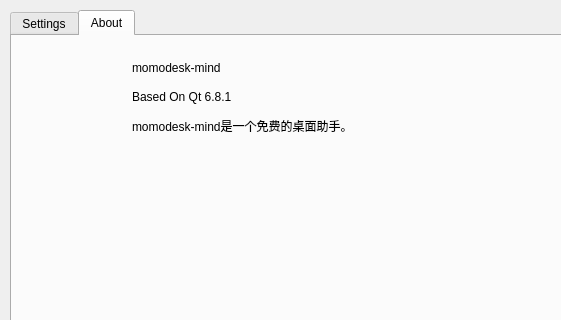
Above: src/settings.ui from vmomenv/MOMODeskMind before the change; both pictures show x 0 to 561 and y 0 to 320 of the 1017 by 609 pixel window. Below: the same form after it.
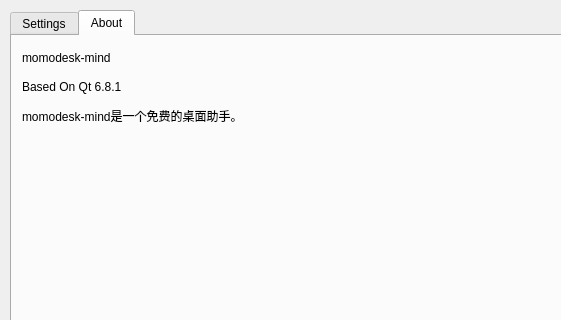
That is the form after the change. The open tabs and pages were chosen to show the change.

Commit message: 更新设置界面位置

```diff
--- a/src/settings.ui
+++ b/src/settings.ui
@@ -375,8 +375,8 @@
     <widget class="QWidget" name="layoutWidget">
      <property name="geometry">
       <rect>
-       <x>120</x>
-       <y>20</y>
+       <x>10</x>
+       <y>10</y>
        <width>291</width>
        <height>81</height>
       </rect>
```
Left out of the diff: 2 changed lines with no effect on the pictures.
